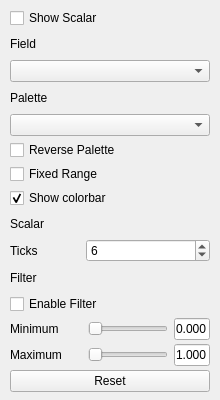
thermeng/SciRender, file src/ui/scalar_page.ui: the form before one commit.
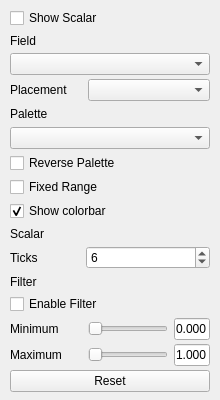
The form after the commit.

```diff
--- a/src/ui/scalar_page.ui
+++ b/src/ui/scalar_page.ui
@@ -61,6 +61,28 @@
       <item>
        <widget class="QComboBox" name="scalarCombo"/>
       </item>
+       <item>
+        <widget class="QWidget" name="placementRow" native="true">
+         <layout class="QHBoxLayout" name="placementLayout">
+          <property name="spacing"><number>6</number></property>
+          <property name="leftMargin"><number>0</number></property>
+          <property name="topMargin"><number>0</number></property>
+          <property name="rightMargin"><number>0</number></property>
+          <property name="bottomMargin"><number>0</number></property>
+          <item>
+           <widget class="QLabel" name="placementLabel">
+            <property name="text"><string>Placement</string></property>
+            <property name="minimumSize"><size><width>72</width><height>0</height></size></property>
+            <property name="maximumSize"><size><width>72</width><height>16777215</height></size></property>
+            <property name="alignment"><set>Qt::AlignmentFlag::AlignLeading|Qt::AlignmentFlag::AlignLeft|Qt::AlignmentFlag::AlignVCenter</set></property>
+           </widget>
+          </item>
+          <item>
+           <widget class="QComboBox" name="placementCombo"/>
+          </item>
+         </layout>
+        </widget>
+       </item>
       <item>
        <widget class="QLabel" name="paletteHeader"><property name="text">
          <string>Palette</string>
```
Lines whose indentation alone changed are shown as unchanged.
